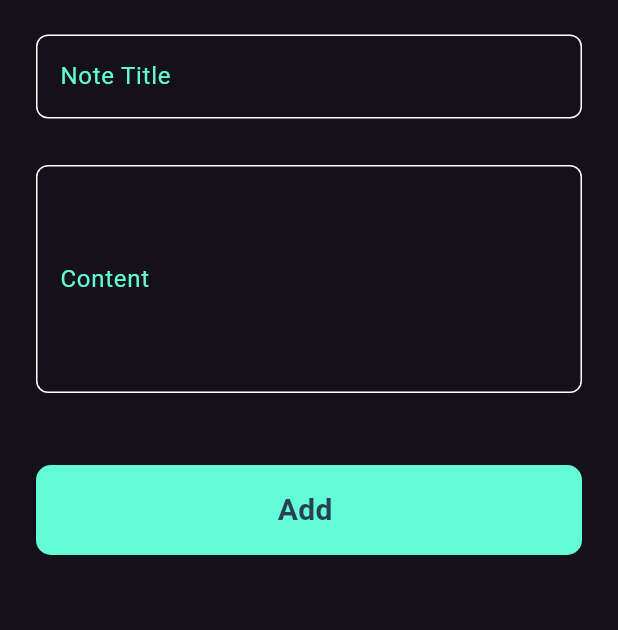
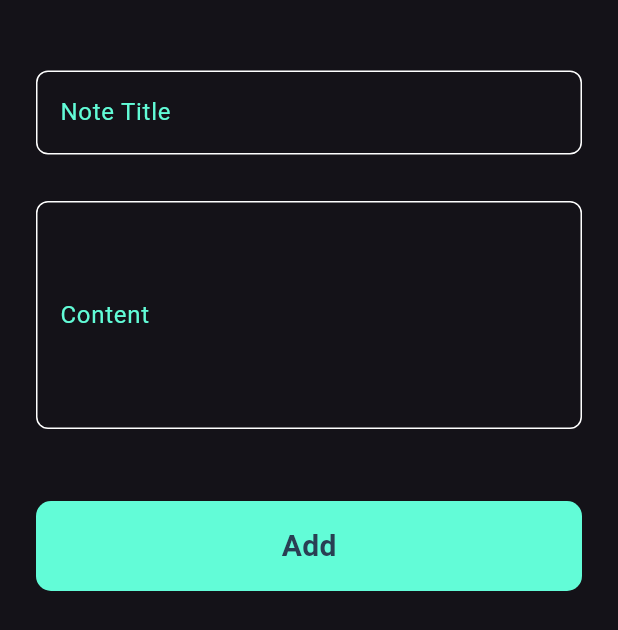
Before and after one commit to mahmoud-dagher/mynotes, a Flutter app: the AddNoteBottomSheet widget shown alone on an empty page, opened directly, on a phone screen of 412 x 824 dp. Shown: the top 630 px of the screen. Run offline on Flutter 3.47's test engine with Material 3 defaults, Android fonts, the phone set to English and light mode, and no system bars; our stand-ins replace font_awesome_flutter; Roboto replaces fonts that are missing (Poppins).

Commit message:
buttom sheet modified

```diff
--- a/lib/views/widgets/add_note_bottom_sheet.dart
+++ b/lib/views/widgets/add_note_bottom_sheet.dart
@@ -8,30 +8,35 @@ class AddNoteBottomSheet extends StatelessWidget {
 
   @override
   Widget build(BuildContext context) {
-    return Padding(
+    return AnimatedPadding(
+      duration: const Duration(milliseconds: 300),
+      curve: Curves.easeOut,
       padding: EdgeInsets.only(
-        left: 16.0,
+        left: 16,
         right: 16,
         bottom: MediaQuery.of(context).viewInsets.bottom,
+        top: 24,
       ),
       child: SingleChildScrollView(
         child: Column(
+          mainAxisSize: MainAxisSize.min, // important to fit to content
+          crossAxisAlignment: CrossAxisAlignment.start,
           children: [
-            SizedBox(height: 15),
+            const SizedBox(height: 15),
             CustomTextFormField(
               text: 'Note Title',
               maxLines: 1,
               inputType: TextInputType.text,
             ),
-            SizedBox(height: 15),
+            const SizedBox(height: 15),
             CustomTextFormField(
               text: 'Content',
               inputType: TextInputType.text,
               maxLines: 5,
             ),
-            SizedBox(height: 32),
-            GeneralButton(text: 'Add ', onTap: () {}),
-            SizedBox(height: 30),
+            const SizedBox(height: 32),
+            GeneralButton(text: 'Add', onTap: () {}),
+            const SizedBox(height: 30),
           ],
         ),
       ),
```
